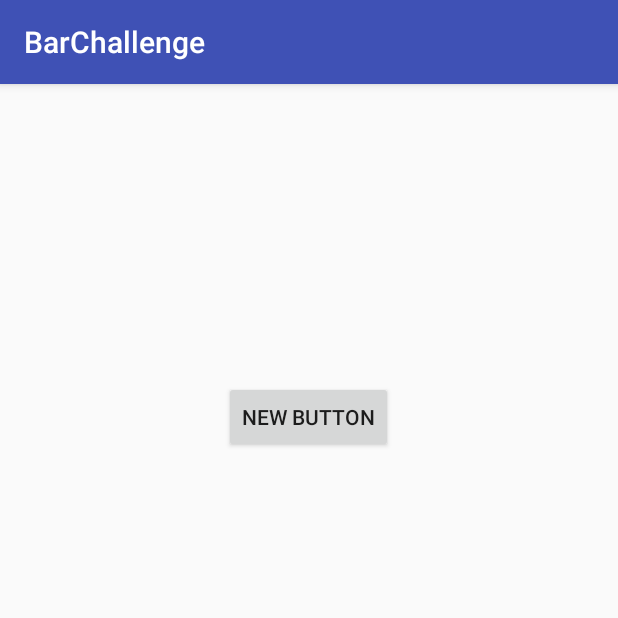
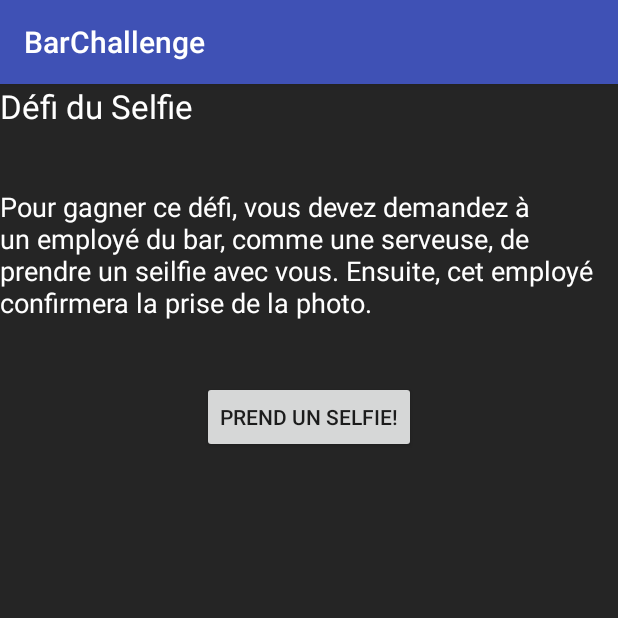
Before and after one commit to vince14evil/MobileAppUlaval, an Android app: the SelfieChallengeActivity screen opened directly, with no data from a screen before it, on a phone screen of 412 x 824 dp, the top half of it. Run offline under Robolectric (Android 15) with nearby library versions, the phone set to English and light mode, and no system bars.

Commit message:
Fix selfie challenge

```diff
--- a/app/src/main/java/barchallenges/ima/ulaval/ca/barchallenge/MainActivity.java
+++ b/app/src/main/java/barchallenges/ima/ulaval/ca/barchallenge/MainActivity.java
@@ -42,15 +42,12 @@ public class MainActivity extends AppCompatActivity {
     }
 
     public void onPrizeClick(View view) {
-
         Intent addEntryIntent = new Intent(getApplicationContext(), PrizeView.class);
         startActivity(addEntryIntent);
-
     }
 
     public void onHomeClick(View view) {
         Intent addEntryIntent = new Intent(getApplicationContext(), MainActivity.class);
         startActivity(addEntryIntent);
-
     }
 }
--- a/app/src/main/java/barchallenges/ima/ulaval/ca/barchallenge/PrizeView.java
+++ b/app/src/main/java/barchallenges/ima/ulaval/ca/barchallenge/PrizeView.java
@@ -22,8 +22,6 @@ public class PrizeView extends AppCompatActivity {
         getSupportActionBar().setDisplayShowTitleEnabled(false);
 
         mPrizeAdapter = new PrizeAdapter(getApplicationContext());
-
-        PrizeManager.getInstance().earnNextPrize();
 
         CreateStudentAdapter();
         InitListView();
@@ -57,4 +55,14 @@ public class PrizeView extends AppCompatActivity {
         intent.putExtra(Prize.EXTRA_NAME, pPrize);
         startActivity(intent);
     }
+
+    public void onPrizeClick(View view) {
+        Intent addEntryIntent = new Intent(getApplicationContext(), PrizeView.class);
+        startActivity(addEntryIntent);
+    }
+
+    public void onHomeClick(View view) {
+        Intent addEntryIntent = new Intent(getApplicationContext(), MainActivity.class);
+        startActivity(addEntryIntent);
+    }
 }
--- a/app/src/main/java/barchallenges/ima/ulaval/ca/barchallenge/SelfieChallengeActivity.java
+++ b/app/src/main/java/barchallenges/ima/ulaval/ca/barchallenge/SelfieChallengeActivity.java
@@ -21,6 +21,8 @@ public class SelfieChallengeActivity extends ActionBarActivity {
         super.onCreate(savedInstanceState);
         setContentView(R.layout.activity_selfie_challenge);
 
+        findViewById(R.id.photoSelfieLayout).setVisibility(View.INVISIBLE);
+
         mTakePhotoBtn = (Button) findViewById(R.id.TakePhotoBtn);
         mTakePhotoBtn.setOnClickListener(new View.OnClickListener() {
 
@@ -42,9 +44,20 @@ public class SelfieChallengeActivity extends ActionBarActivity {
     @Override
     protected void onActivityResult (int requestCode, int resultCode, Intent data){
        if(requestCode==TAKE_PHOTO_INTENT && resultCode==RESULT_OK){
+
+           findViewById(R.id.infoSelfieLayout).setVisibility(View.INVISIBLE);
+           findViewById(R.id.photoSelfieLayout).setVisibility(View.VISIBLE);
+
            mPhoto = (Bitmap) data.getExtras().get("data");
            ImageView imageView = (ImageView) findViewById(R.id.upload_image_preview);
            imageView.setImageBitmap(mPhoto);
         }
     }
+
+    public void OnSubmitClick(View view)
+    {
+        PrizeManager.getInstance().earnNextPrize();
+        Intent addEntryIntent = new Intent(getApplicationContext(), MainActivity.class);
+        startActivity(addEntryIntent);
+    }
 }
--- a/app/src/main/res/layout/activity_main.xml
+++ b/app/src/main/res/layout/activity_main.xml
@@ -9,23 +9,10 @@
     <Button
         android:layout_width="wrap_content"
         android:layout_height="wrap_content"
-        android:text="Voir les prix"
-        android:id="@+id/buttonPrize"
-        android:longClickable="false"
-        android:clickable="true"
-        android:enabled="true"
-        android:layout_alignParentTop="true"
-        android:layout_centerHorizontal="true"
-        android:layout_marginTop="20dp" />
-
-    <Button
-        android:layout_width="wrap_content"
-        android:layout_height="wrap_content"
         android:text="Défi #1"
         android:id="@+id/buttonChallenge1"
         android:enabled="true"
         android:clickable="true"
-        android:layout_below="@+id/buttonPrize"
         android:layout_centerHorizontal="true"
         android:layout_marginTop="20dp" />
 
@@ -40,17 +27,6 @@
         android:nestedScrollingEnabled="false"
         android:layout_below="@+id/buttonChallenge1"
         android:layout_centerHorizontal="true" />
-    <Button
-        android:layout_width="wrap_content"
-        android:layout_height="wrap_content"
-        android:text="Défi #3"
-        android:id="@+id/buttonChallenge3"
-        android:layout_marginTop="20dp"
-        android:clickable="true"
-        android:enabled="true"
-        android:nestedScrollingEnabled="false"
-        android:layout_below="@+id/buttonChallenge2"
-        android:layout_centerHorizontal="true" />
 
     <include layout="@layout/toolbar"/>
 </RelativeLayout>
--- a/app/src/main/res/layout/activity_prize_view.xml
+++ b/app/src/main/res/layout/activity_prize_view.xml
@@ -3,12 +3,8 @@
     xmlns:tools="http://schemas.android.com/tools"
     android:layout_width="match_parent"
     android:layout_height="match_parent"
-    android:paddingBottom="@dimen/activity_vertical_margin"
-    android:paddingTop="@dimen/activity_vertical_margin"
     android:background="#252525"
     tools:context=".PrizeView">
-
-
 
     <TextView
         android:layout_width="wrap_content"
--- a/app/src/main/res/layout/activity_selfie_challenge.xml
+++ b/app/src/main/res/layout/activity_selfie_challenge.xml
@@ -3,25 +3,94 @@
     xmlns:tools="http://schemas.android.com/tools"
     android:layout_width="match_parent"
     android:layout_height="match_parent"
-    android:paddingBottom="@dimen/activity_vertical_margin"
-    android:paddingLeft="@dimen/activity_horizontal_margin"
-    android:paddingRight="@dimen/activity_horizontal_margin"
-    android:paddingTop="@dimen/activity_vertical_margin"
+    android:background="@color/colorPrimaryDark"
     tools:context="barchallenges.ima.ulaval.ca.barchallenge.SelfieChallengeActivity">
 
-    <Button
+    <RelativeLayout
         android:layout_width="wrap_content"
         android:layout_height="wrap_content"
-        android:text="New Button"
-        android:id="@+id/TakePhotoBtn"
-        android:layout_alignParentTop="true"
-        android:layout_centerHorizontal="true"
-        android:layout_marginTop="182dp" />
+        android:id="@+id/infoSelfieLayout"
+        android:visibility="visible">
+        <Button
+            android:layout_width="wrap_content"
+            android:layout_height="wrap_content"
+            android:text="Prend un selfie!"
+            android:id="@+id/TakePhotoBtn"
+            android:layout_centerHorizontal="true"
+            android:layout_below="@+id/textView4"
+            android:layout_marginTop="40dp"/>
 
-    <ImageView
-        android:id="@+id/upload_image_preview"
-        android:layout_width="fill_parent"
-        android:layout_height="fill_parent"
-        android:layout_marginBottom="100dp" />
+        <TextView
+            android:layout_width="wrap_content"
+            android:layout_height="wrap_content"
+            android:textAppearance="?android:attr/textAppearanceMedium"
+            android:text="Pour gagner ce défi, vous devez demandez à un employé du bar, comme une serveuse, de prendre un seilfie avec vous. Ensuite, cet employé confirmera la prise de la photo."
+            android:id="@+id/textView4"
+            android:textColor="#ffffff"
+            android:layout_below="@+id/textView6"
+            android:layout_alignParentLeft="true"
+            android:layout_alignParentStart="true"
+            android:layout_marginTop="40dp" />
+
+        <TextView
+            android:layout_width="wrap_content"
+            android:layout_height="wrap_content"
+            android:textAppearance="?android:attr/textAppearanceLarge"
+            android:text="Défi du Selfie"
+            android:id="@+id/textView6"
+            android:layout_alignParentTop="true"
+            android:layout_alignParentLeft="true"
+            android:layout_alignParentStart="true"
+            android:textColor="#ffffff" />
+    </RelativeLayout>
+
+    <RelativeLayout
+        android:layout_width="wrap_content"
+        android:layout_height="wrap_content"
+        android:id="@+id/photoSelfieLayout"
+        android:layout_marginBottom="20dp">
+        <ImageView
+            android:id="@+id/upload_image_preview"
+            android:layout_width="fill_parent"
+            android:layout_height="fill_parent"
+            android:layout_marginBottom="80dp" />
+
+        <EditText
+            android:layout_width="wrap_content"
+            android:layout_height="40dp"
+            android:inputType="numberPassword"
+            android:ems="10"
+            android:id="@+id/editText"
+            android:layout_alignParentBottom="true"
+            android:layout_alignParentLeft="true"
+            android:layout_marginLeft="20dp"
+            android:layout_marginStart="20dp"
+            android:textColor="#ffffff"
+            android:background="#4e4e4e"/>
+
+        <Button
+            android:layout_width="wrap_content"
+            android:layout_height="wrap_content"
+            android:text="Valider"
+            android:id="@+id/button4"
+            android:layout_alignParentBottom="true"
+            android:layout_alignParentRight="true"
+            android:layout_alignParentEnd="true"
+            android:layout_marginRight="20dp"
+            android:onClick="OnSubmitClick" />
+
+        <TextView
+            android:layout_width="wrap_content"
+            android:layout_height="wrap_content"
+            android:textAppearance="?android:attr/textAppearanceMedium"
+            android:text="Code de l&apos;employé"
+            android:id="@+id/textView7"
+            android:layout_above="@+id/editText"
+            android:layout_alignLeft="@+id/editText"
+            android:layout_alignStart="@+id/editText"
+            android:textColor="#ffffff" />
+
+
+    </RelativeLayout>
 
 </RelativeLayout>
--- a/app/src/main/res/layout/toolbar.xml
+++ b/app/src/main/res/layout/toolbar.xml
@@ -30,6 +30,7 @@
                 android:layout_height="60dp"
                 android:id="@+id/toolbarChallenge"
                 android:background="@drawable/house"
+                android:onClick="onHomeClick"
                 android:layout_centerHorizontal="true" />
             <ImageButton
                 android:layout_width="60dp"
```
